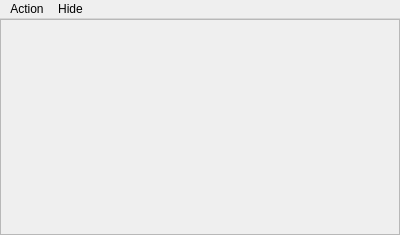
The window that display/mainwindow.ui (obiwankennedy/GameVisualisationHelper) describes before a commit, drawn with Qt 5.
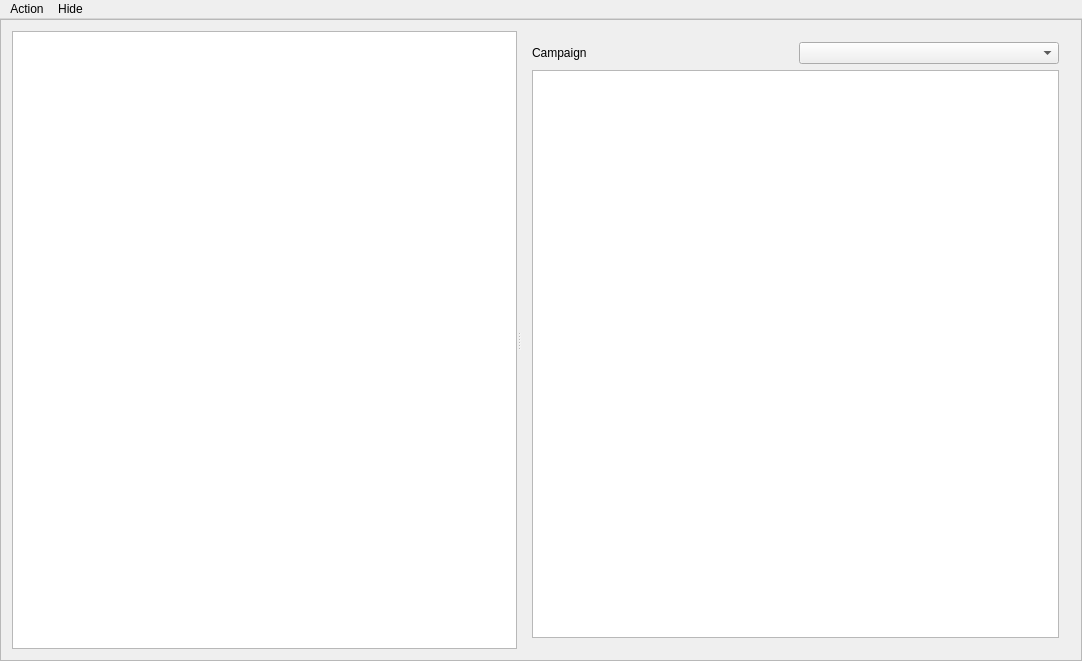
The same window after the commit. Icons and pictures are not drawn.

Diff of the .ui file:
```diff
--- a/display/mainwindow.ui
+++ b/display/mainwindow.ui
@@ -6,8 +6,8 @@
    <rect>
     <x>0</x>
     <y>0</y>
-    <width>400</width>
-    <height>235</height>
+    <width>1082</width>
+    <height>661</height>
    </rect>
   </property>
   <property name="windowTitle">
@@ -47,8 +47,8 @@
         <rect>
          <x>0</x>
          <y>0</y>
-         <width>398</width>
-         <height>211</height>
+         <width>1080</width>
+         <height>637</height>
         </rect>
        </property>
        <layout class="QHBoxLayout" name="horizontalLayout">
@@ -70,6 +70,48 @@
         <property name="bottomMargin">
          <number>0</number>
         </property>
+        <item>
+         <widget class="QWidget" name="widget" native="true">
+          <layout class="QVBoxLayout" name="verticalLayout_3">
+           <item>
+            <widget class="QSplitter" name="splitter">
+             <property name="orientation">
+              <enum>Qt::Horizontal</enum>
+             </property>
+             <widget class="QTableView" name="m_characterView">
+              <attribute name="horizontalHeaderVisible">
+               <bool>false</bool>
+              </attribute>
+              <attribute name="horizontalHeaderStretchLastSection">
+               <bool>true</bool>
+              </attribute>
+             </widget>
+             <widget class="QWidget" name="layoutWidget">
+              <layout class="QVBoxLayout" name="verticalLayout_2">
+               <item>
+                <layout class="QHBoxLayout" name="horizontalLayout_2">
+                 <item>
+                  <widget class="QLabel" name="label">
+                   <property name="text">
+                    <string>Campaign</string>
+                   </property>
+                  </widget>
+                 </item>
+                 <item>
+                  <widget class="QComboBox" name="comboBox"/>
+                 </item>
+                </layout>
+               </item>
+               <item>
+                <widget class="QListView" name="m_presentList"/>
+               </item>
+              </layout>
+             </widget>
+            </widget>
+           </item>
+          </layout>
+         </widget>
+        </item>
        </layout>
       </widget>
      </widget>
@@ -81,7 +123,7 @@
     <rect>
      <x>0</x>
      <y>0</y>
-     <width>400</width>
+     <width>1082</width>
      <height>22</height>
     </rect>
    </property>
```
Left out of the diff: 2 changed lines with no effect on the pictures.
